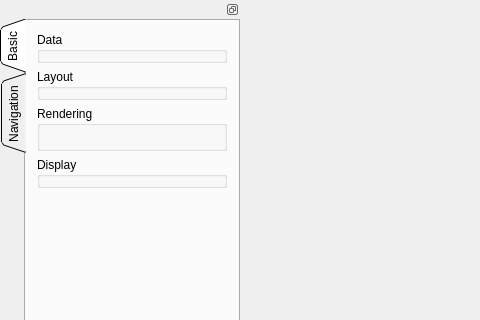
Above: Libs/SlicerExt/stkSlicerApp.ui from zpphigh/STK before the change; both pictures show x 0 to 480 and y 0 to 320 of the 1101 by 958 pixel window. Below: the same form after it.
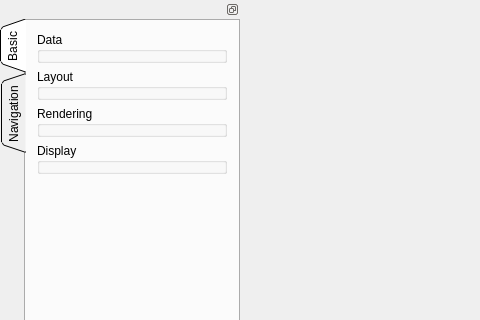
That is the form after the change. Custom widgets are drawn as their Qt base class.

Diff of the .ui file:
```diff
--- a/Libs/SlicerExt/stkSlicerApp.ui
+++ b/Libs/SlicerExt/stkSlicerApp.ui
@@ -127,6 +127,12 @@
             <string>Rendering</string>
            </property>
            <layout class="QVBoxLayout" name="verticalLayout_4">
+            <property name="spacing">
+             <number>0</number>
+            </property>
+            <property name="margin">
+             <number>0</number>
+            </property>
             <item>
              <widget class="stkSlicerVolumeRenderingWidget" name="VolumeRenderingWidget" native="true"/>
             </item>
```
